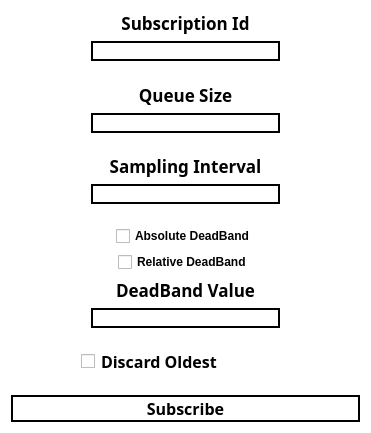
Before: the Qt Designer form opc-client/monitored_item.ui in alexlocastro/industrial-informatics-opc-ua-python, drawn with Qt 5.
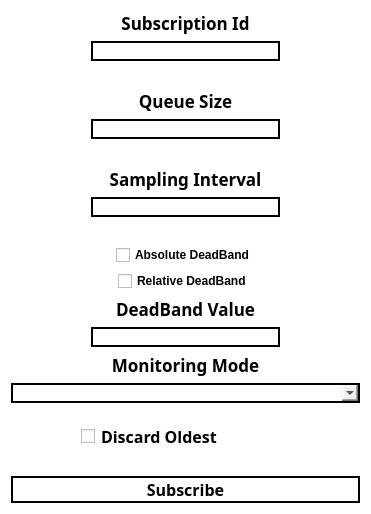
After: the same form once the commit is applied.

Commit message: Add subscription and monitored items parameters

What changed in the file:
```diff
--- a/opc-client/monitored_item.ui
+++ b/opc-client/monitored_item.ui
@@ -7,7 +7,7 @@
     <x>0</x>
     <y>0</y>
     <width>371</width>
-    <height>433</height>
+    <height>514</height>
    </rect>
   </property>
   <property name="windowTitle">
@@ -200,6 +200,31 @@
      </property>
     </widget>
    </item>
+   <item>
+    <widget class="QLabel" name="label_5">
+     <property name="font">
+      <font>
+       <family>Ubuntu Mono</family>
+       <pointsize>13</pointsize>
+       <weight>75</weight>
+       <bold>true</bold>
+      </font>
+     </property>
+     <property name="text">
+      <string>Monitoring Mode</string>
+     </property>
+     <property name="alignment">
+      <set>Qt::AlignCenter</set>
+     </property>
+    </widget>
+   </item>
+   <item>
+    <widget class="QComboBox" name="monitoringMode">
+     <property name="styleSheet">
+      <string notr="true">border: 2px solid black;</string>
+     </property>
+    </widget>
+   </item>
    <item>
     <spacer name="verticalSpacer">
      <property name="orientation">
```
The commit also changes 7 other files.
